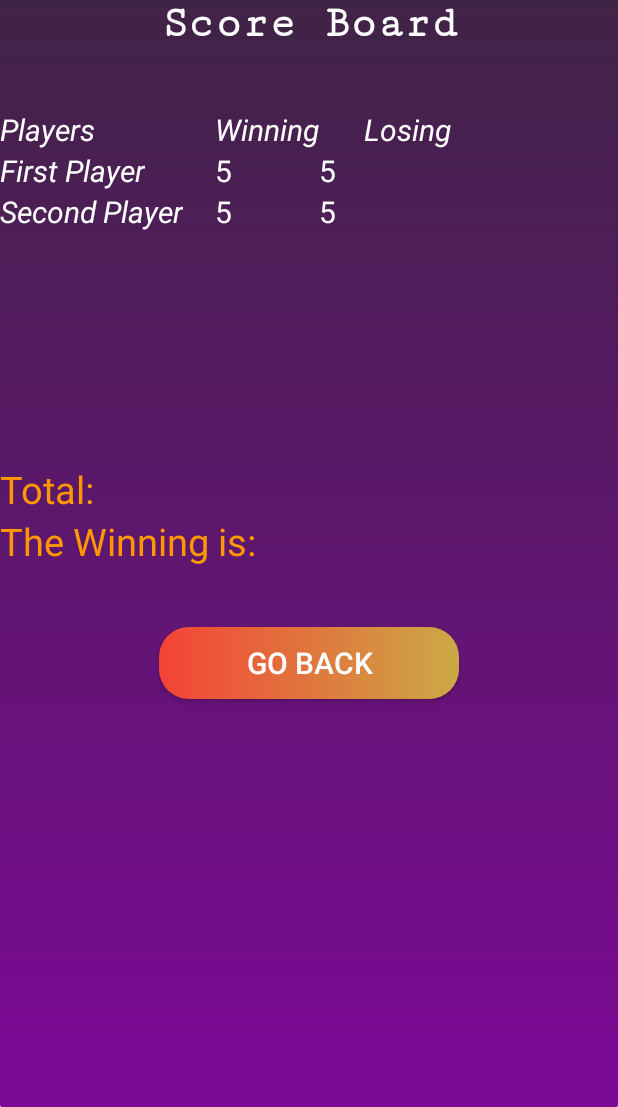
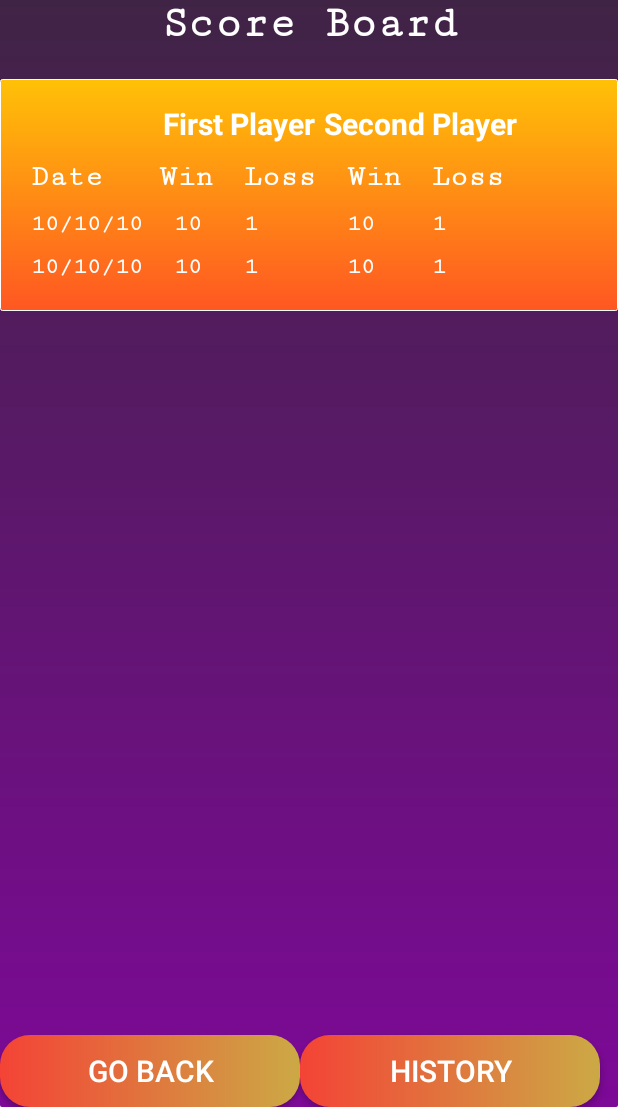
Before and after one commit to ArkanJbali/TicTacToe, an Android app: the Score screen opened directly, with no data from a screen before it, on a phone screen of 412 x 824 dp, the part 129-1236 px from its top. Run offline under Robolectric (Android 15) with nearby library versions, the phone set to English and light mode, and no system bars.

Commit message:
- Added Algorithms & Logic to Game - Style - Changing in Score Board

```diff
--- a/app/src/main/AndroidManifest.xml
+++ b/app/src/main/AndroidManifest.xml
@@ -1,7 +1,7 @@
 <?xml version="1.0" encoding="utf-8"?>
 <manifest xmlns:android="http://schemas.android.com/apk/res/android"
     package="com.app.arkan.xo_game">
-
+    <uses-sdk android:targetSdkVersion="17" android:minSdkVersion="17" />
     <application
         android:allowBackup="true"
         android:icon="@mipmap/tic_tac"
--- a/app/src/main/res/layout/score_activity.xml
+++ b/app/src/main/res/layout/score_activity.xml
@@ -27,94 +27,175 @@
         android:fontFamily="serif-monospace"
         />
   <GridLayout
-        android:layout_marginTop="40dp"
-        android:layout_width="wrap_content"
+      android:layout_marginTop="20dp"
+      android:layout_width="match_parent"
       android:layout_height="wrap_content"
-        android:rowCount="3"
-        android:columnCount="3"
-        android:layout_below="@id/header2">
+      android:layout_below="@id/header2"
+      android:padding="15dp"
+      android:background="@drawable/scoreboard_style"
+      android:rowCount="4"
+      android:columnCount="5">
       <TextView
-            android:text="Players"
-            android:layout_width="wrap_content"
-            android:layout_height="wrap_content"
           android:textSize="20dp"
-            android:textStyle="italic"
           android:textColor="@color/whiteBTN"
-            android:layout_marginRight="80dp"/>
+          android:text=""
+          android:padding="5dp"
+          android:textStyle="bold"
+          android:fontFamily="serif-monospace"/>
       <TextView
-            android:text="@string/winning"
-            android:layout_width="wrap_content"
-            android:layout_height="wrap_content"
           android:textSize="20dp"
-            android:textStyle="italic"
-            android:textColor="@color/whiteBTN"/>
+          android:textColor="@color/whiteBTN"
+          android:text="@string/plone"
+          android:layout_columnSpan="2"
+          android:layout_marginLeft="8dp"
+          android:textStyle="bold"
+          android:fontFamily="sans-serif"/>
       <TextView
-            android:text="@string/losing"
-            android:layout_width="wrap_content"
-            android:layout_height="wrap_content"
           android:textSize="20dp"
-            android:layout_marginLeft="30dp"
-            android:textStyle="italic"
-            android:textColor="@color/whiteBTN"/>
+          android:textColor="@color/whiteBTN"
+          android:text="@string/pltwo"
+          android:layout_columnSpan="2"
+          android:textStyle="bold"
+          android:fontFamily="sans-serif"/>
       <TextView
-            android:text="@string/plone"
-            android:layout_width="wrap_content"
-            android:layout_height="wrap_content"
           android:textSize="20dp"
-            android:textStyle="italic"
-            android:textColor="@color/whiteBTN"/>
+          android:textColor="@color/whiteBTN"
+          android:text="Date"
+          android:padding="5dp"
+          android:textStyle="bold"
+          android:fontFamily="serif-monospace"/>
       <TextView
-            android:text="5"
-            android:layout_width="wrap_content"
-            android:layout_height="wrap_content"
           android:textSize="20dp"
-            android:textColor="@color/whiteBTN"/>
+          android:textColor="@color/whiteBTN"
+          android:text="Win"
+
+          android:padding="5dp"
+          android:textStyle="bold"
+          android:fontFamily="serif-monospace"/>
       <TextView
-            android:text="5"
-            android:layout_width="wrap_content"
-            android:layout_height="wrap_content"
           android:textSize="20dp"
-            android:textColor="@color/whiteBTN"/>
+          android:textColor="@color/whiteBTN"
+          android:text="Loss"
+          android:layout_marginLeft="10dp"
+          android:padding="5dp"
+          android:textStyle="bold"
+          android:fontFamily="serif-monospace"/>
       <TextView
-            android:text="@string/pltwo"
-            android:layout_width="wrap_content"
-            android:layout_height="wrap_content"
           android:textSize="20dp"
-            android:textStyle="italic"
-            android:textColor="@color/whiteBTN"/>
+          android:textColor="@color/whiteBTN"
+          android:text="Win"
+          android:layout_marginLeft="10dp"
+          android:padding="5dp"
+          android:textStyle="bold"
+          android:fontFamily="serif-monospace"/>
       <TextView
-            android:text="5"
-            android:layout_width="wrap_content"
-            android:layout_height="wrap_content"
           android:textSize="20dp"
-            android:textColor="@color/whiteBTN"/>
+          android:textColor="@color/whiteBTN"
+          android:text="Loss"
+          android:layout_marginLeft="10dp"
+          android:padding="5dp"
+          android:textStyle="bold"
+          android:fontFamily="serif-monospace"/>
       <TextView
-            android:text="5"
-            android:layout_width="wrap_content"
-            android:layout_height="wrap_content"
-            android:textSize="20dp"
-            android:textColor="@color/whiteBTN"/>
+          android:textSize="15dp"
+          android:textColor="@color/whiteBTN"
+          android:text="10/10/10"
+
+          android:padding="5dp"
+          android:textStyle="bold"
+          android:fontFamily="serif-monospace"/>
+      <TextView
+          android:textSize="15dp"
+          android:textColor="@color/whiteBTN"
+          android:text="10"
+          android:layout_marginLeft="10dp"
+          android:padding="5dp"
+          android:textStyle="bold"
+          android:fontFamily="serif-monospace"/>
+      <TextView
+          android:textSize="15dp"
+          android:textColor="@color/whiteBTN"
+          android:text="1"
+          android:layout_marginLeft="10dp"
+          android:padding="5dp"
+          android:textStyle="bold"
+          android:fontFamily="serif-monospace"/>
+      <TextView
+          android:textSize="15dp"
+          android:textColor="@color/whiteBTN"
+          android:text="10"
+          android:layout_marginLeft="10dp"
+          android:padding="5dp"
+          android:textStyle="bold"
+          android:fontFamily="serif-monospace"/>
+      <TextView
+          android:textSize="15dp"
+          android:textColor="@color/whiteBTN"
+          android:text="1"
+          android:layout_marginLeft="10dp"
+          android:padding="5dp"
+          android:textStyle="bold"
+          android:fontFamily="serif-monospace"/>
+      <TextView
+          android:textSize="15dp"
+          android:textColor="@color/whiteBTN"
+          android:text="10/10/10"
+
+          android:padding="5dp"
+          android:textStyle="bold"
+          android:fontFamily="serif-monospace"/>
+      <TextView
+          android:textSize="15dp"
+          android:textColor="@color/whiteBTN"
+          android:text="10"
+          android:layout_marginLeft="10dp"
+          android:padding="5dp"
+          android:textStyle="bold"
+          android:fontFamily="serif-monospace"/>
+      <TextView
+          android:textSize="15dp"
+          android:textColor="@color/whiteBTN"
+          android:text="1"
+          android:layout_marginLeft="10dp"
+          android:padding="5dp"
+          android:textStyle="bold"
+          android:fontFamily="serif-monospace"/>
+      <TextView
+          android:textSize="15dp"
+          android:textColor="@color/whiteBTN"
+          android:text="10"
+          android:layout_marginLeft="10dp"
+          android:padding="5dp"
+          android:textStyle="bold"
+          android:fontFamily="serif-monospace"/>
+      <TextView
+          android:textSize="15dp"
+          android:textColor="@color/whiteBTN"
+          android:text="1"
+          android:layout_marginLeft="10dp"
+          android:padding="5dp"
+          android:textStyle="bold"
+          android:fontFamily="serif-monospace"/>
   </GridLayout>
-    <TextView
-        android:id="@+id/total"
-        android:text="Total:"
-        android:layout_width="wrap_content"
-        android:layout_height="wrap_content"
-        android:textSize="25dp"
-        android:layout_centerVertical="true"
-        android:textColor="@color/YellowBTN"/>
-    <TextView
-        android:id="@+id/winTXT"
-        android:text="The Winning is:"
-        android:layout_below="@id/total"
-        android:layout_width="wrap_content"
-        android:layout_height="wrap_content"
-        android:textSize="25dp"
-        android:layout_centerVertical="true"
-        android:textColor="@color/YellowBTN"/>
+    <!--<TextView-->
+        <!--android:id="@+id/total"-->
+        <!--android:text="Total:"-->
+        <!--android:layout_width="wrap_content"-->
+        <!--android:layout_height="wrap_content"-->
+        <!--android:textSize="25dp"-->
+        <!--android:layout_centerVertical="true"-->
+        <!--android:textColor="@color/YellowBTN"/>-->
+    <!--<TextView-->
+        <!--android:id="@+id/winTXT"-->
+        <!--android:text="The Winning is:"-->
+        <!--android:layout_below="@id/total"-->
+        <!--android:layout_width="wrap_content"-->
+        <!--android:layout_height="wrap_content"-->
+        <!--android:textSize="25dp"-->
+        <!--android:layout_centerVertical="true"-->
+        <!--android:textColor="@color/YellowBTN"/>-->
     <Button
         android:layout_marginTop="40dp"
-        android:layout_below="@id/winTXT"
         android:layout_width="200dp"
         android:layout_height="wrap_content"
         android:id="@+id/goBack"
@@ -122,5 +203,18 @@
         android:textColor="@color/whiteBTN"
         android:text="@string/goHome"
         android:textSize="20dp"
-        android:layout_centerInParent="true"/>
+        android:layout_alignParentBottom="true"
+        />
+    <Button
+        android:layout_marginTop="40dp"
+        android:layout_width="200dp"
+        android:layout_height="wrap_content"
+        android:id="@+id/history"
+        android:background="@drawable/buttons_main"
+        android:textColor="@color/whiteBTN"
+        android:text="History"
+        android:textSize="20dp"
+        android:layout_toRightOf="@id/goBack"
+        android:layout_alignParentBottom="true"
+        />
 </RelativeLayout>
```
Also changed, not shown: app/src/main/java/com/app/arkan/xo_game/PlayGame.java (+196 -55 lines), app/src/main/java/com/app/arkan/xo_game/Players.java (+72 -0 lines), app/src/main/java/com/app/arkan/xo_game/StartActivity.java (+16 -0 lines), app/src/main/res/drawable/null_back.xml (added, +9 -0 lines), app/src/main/res/layout/play_activity.xml (+24 -14 lines), app/src/main/res/drawable/reset.png (added), app/src/main/res/drawable/trophy.png (added). Lines whose indentation alone changed are shown as unchanged.
